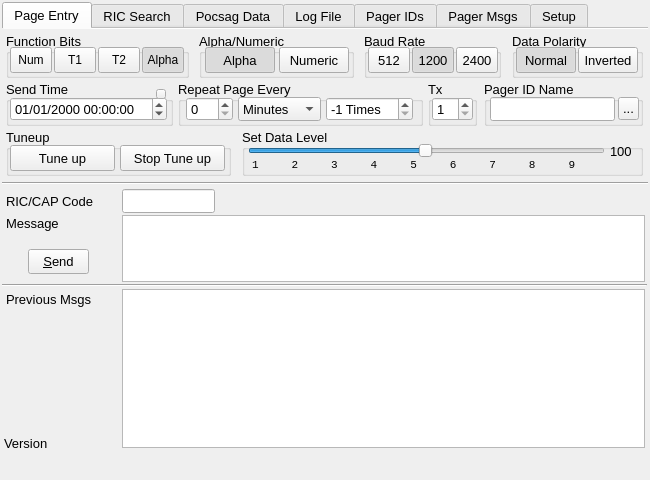
Qt form mainwin.ui (estuans/gascop) before a commit.
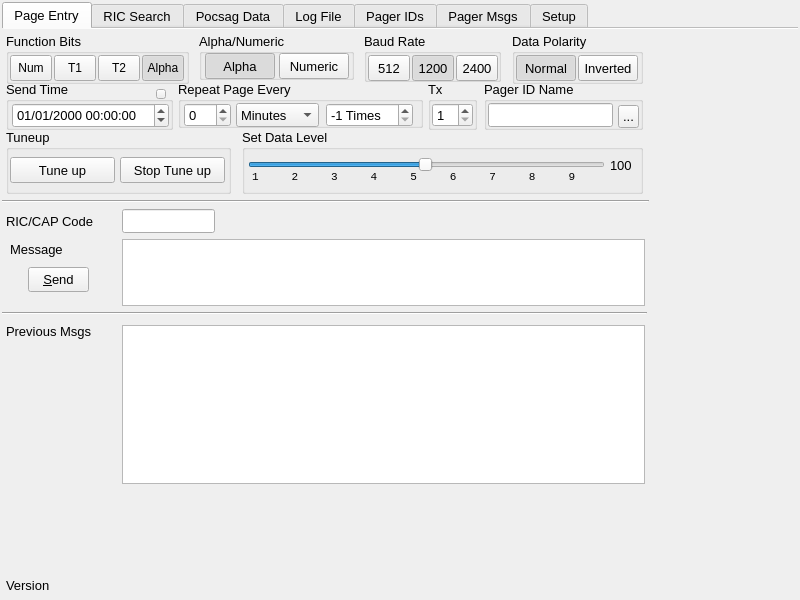
The same form after that commit. The open tabs and pages were chosen to show the change. Icons and pictures are not drawn.

```diff
--- a/mainwin.ui
+++ b/mainwin.ui
@@ -7,8 +7,8 @@
    <rect>
     <x>0</x>
     <y>0</y>
-    <width>650</width>
-    <height>480</height>
+    <width>800</width>
+    <height>600</height>
    </rect>
   </property>
   <property name="minimumSize">
@@ -19,8 +19,8 @@
   </property>
   <property name="maximumSize">
    <size>
-    <width>650</width>
-    <height>480</height>
+    <width>800</width>
+    <height>600</height>
    </size>
   </property>
   <property name="windowTitle">
@@ -38,7 +38,7 @@
     <property name="spacing">
      <number>2</number>
     </property>
-    <item row="0" column="1">
+    <item row="0" column="0">
      <widget class="QTabWidget" name="twMain">
       <property name="enabled">
        <bool>true</bool>
@@ -68,7 +68,7 @@
         <property name="geometry">
          <rect>
           <x>120</x>
-          <y>186</y>
+          <y>210</y>
           <width>523</width>
           <height>67</height>
          </rect>
@@ -91,7 +91,7 @@
         <property name="geometry">
          <rect>
           <x>4</x>
-          <y>164</y>
+          <y>184</y>
           <width>93</width>
           <height>16</height>
          </rect>
@@ -103,8 +103,8 @@
        <widget class="QLabel" name="label_4">
         <property name="geometry">
          <rect>
-          <x>4</x>
-          <y>186</y>
+          <x>8</x>
+          <y>212</y>
           <width>69</width>
           <height>16</height>
          </rect>
@@ -117,7 +117,7 @@
         <property name="geometry">
          <rect>
           <x>120</x>
-          <y>160</y>
+          <y>180</y>
           <width>93</width>
           <height>24</height>
          </rect>
@@ -130,7 +130,7 @@
         <property name="geometry">
          <rect>
           <x>26</x>
-          <y>220</y>
+          <y>238</y>
           <width>61</width>
           <height>25</height>
          </rect>
@@ -143,7 +143,7 @@
         <property name="geometry">
          <rect>
           <x>120</x>
-          <y>260</y>
+          <y>296</y>
           <width>523</width>
           <height>159</height>
          </rect>
@@ -155,7 +155,7 @@
           <x>4</x>
           <y>4</y>
           <width>183</width>
-          <height>45</height>
+          <height>51</height>
          </rect>
         </property>
         <property name="title">
@@ -168,7 +168,7 @@
          <property name="geometry">
           <rect>
            <x>4</x>
-           <y>14</y>
+           <y>22</y>
            <width>42</width>
            <height>26</height>
           </rect>
@@ -201,7 +201,7 @@
          <property name="geometry">
           <rect>
            <x>48</x>
-           <y>14</y>
+           <y>22</y>
            <width>42</width>
            <height>26</height>
           </rect>
@@ -228,7 +228,7 @@
          <property name="geometry">
           <rect>
            <x>92</x>
-           <y>14</y>
+           <y>22</y>
            <width>42</width>
            <height>26</height>
           </rect>
@@ -255,7 +255,7 @@
          <property name="geometry">
           <rect>
            <x>136</x>
-           <y>14</y>
+           <y>22</y>
            <width>42</width>
            <height>26</height>
           </rect>
@@ -285,7 +285,7 @@
           <x>362</x>
           <y>4</y>
           <width>137</width>
-          <height>45</height>
+          <height>49</height>
          </rect>
         </property>
         <property name="title">
@@ -295,7 +295,7 @@
          <property name="geometry">
           <rect>
            <x>4</x>
-           <y>14</y>
+           <y>22</y>
            <width>42</width>
            <height>26</height>
           </rect>
@@ -314,7 +314,7 @@
          <property name="geometry">
           <rect>
            <x>92</x>
-           <y>14</y>
+           <y>22</y>
            <width>42</width>
            <height>26</height>
           </rect>
@@ -333,7 +333,7 @@
          <property name="geometry">
           <rect>
            <x>48</x>
-           <y>14</y>
+           <y>22</y>
            <width>42</width>
            <height>26</height>
           </rect>
@@ -358,7 +358,7 @@
           <x>197</x>
           <y>4</y>
           <width>155</width>
-          <height>45</height>
+          <height>47</height>
          </rect>
         </property>
         <property name="title">
@@ -368,7 +368,7 @@
          <property name="geometry">
           <rect>
            <x>6</x>
-           <y>14</y>
+           <y>20</y>
            <width>70</width>
            <height>26</height>
           </rect>
@@ -390,7 +390,7 @@
          <property name="geometry">
           <rect>
            <x>80</x>
-           <y>14</y>
+           <y>20</y>
            <width>70</width>
            <height>26</height>
           </rect>
@@ -412,7 +412,7 @@
           <x>510</x>
           <y>4</y>
           <width>131</width>
-          <height>45</height>
+          <height>51</height>
          </rect>
         </property>
         <property name="title">
@@ -422,7 +422,7 @@
          <property name="geometry">
           <rect>
            <x>4</x>
-           <y>14</y>
+           <y>22</y>
            <width>60</width>
            <height>26</height>
           </rect>
@@ -444,7 +444,7 @@
          <property name="geometry">
           <rect>
            <x>66</x>
-           <y>14</y>
+           <y>22</y>
            <width>60</width>
            <height>26</height>
           </rect>
@@ -466,7 +466,7 @@
           <x>4</x>
           <y>100</y>
           <width>225</width>
-          <height>47</height>
+          <height>65</height>
          </rect>
         </property>
         <property name="title">
@@ -476,7 +476,7 @@
          <property name="geometry">
           <rect>
            <x>4</x>
-           <y>16</y>
+           <y>28</y>
            <width>105</width>
            <height>26</height>
           </rect>
@@ -489,7 +489,7 @@
          <property name="geometry">
           <rect>
            <x>114</x>
-           <y>16</y>
+           <y>28</y>
            <width>105</width>
            <height>26</height>
           </rect>
@@ -505,7 +505,7 @@
           <x>240</x>
           <y>100</y>
           <width>401</width>
-          <height>47</height>
+          <height>65</height>
          </rect>
         </property>
         <property name="title">
@@ -515,7 +515,7 @@
          <property name="geometry">
           <rect>
            <x>6</x>
-           <y>12</y>
+           <y>26</y>
            <width>357</width>
            <height>20</height>
           </rect>
@@ -549,7 +549,7 @@
          <property name="geometry">
           <rect>
            <x>10</x>
-           <y>28</y>
+           <y>40</y>
            <width>349</width>
            <height>16</height>
           </rect>
@@ -569,7 +569,7 @@
          <property name="geometry">
           <rect>
            <x>368</x>
-           <y>14</y>
+           <y>28</y>
            <width>29</width>
            <height>16</height>
           </rect>
@@ -583,7 +583,7 @@
         <property name="geometry">
          <rect>
           <x>4</x>
-          <y>262</y>
+          <y>294</y>
           <width>101</width>
           <height>16</height>
          </rect>
@@ -596,7 +596,7 @@
         <property name="geometry">
          <rect>
           <x>-2</x>
-          <y>248</y>
+          <y>276</y>
           <width>647</width>
           <height>16</height>
          </rect>
@@ -609,7 +609,7 @@
         <property name="geometry">
          <rect>
           <x>0</x>
-          <y>146</y>
+          <y>164</y>
           <width>647</width>
           <height>16</height>
          </rect>
@@ -621,8 +621,8 @@
        <widget class="QLabel" name="verLabel">
         <property name="geometry">
          <rect>
-          <x>2</x>
-          <y>406</y>
+          <x>4</x>
+          <y>548</y>
           <width>119</width>
           <height>16</height>
          </rect>
@@ -637,7 +637,7 @@
           <x>176</x>
           <y>52</y>
           <width>245</width>
-          <height>45</height>
+          <height>47</height>
          </rect>
         </property>
         <property name="title">
@@ -646,8 +646,8 @@
         <widget class="QSpinBox" name="sbPeriodQty">
          <property name="geometry">
           <rect>
-           <x>8</x>
-           <y>16</y>
+           <x>6</x>
+           <y>22</y>
            <width>47</width>
            <height>24</height>
           </rect>
@@ -659,8 +659,8 @@
         <widget class="QComboBox" name="cbPeriod">
          <property name="geometry">
           <rect>
-           <x>60</x>
-           <y>16</y>
+           <x>58</x>
+           <y>22</y>
            <width>83</width>
            <height>24</height>
           </rect>
@@ -700,7 +700,7 @@
          <property name="geometry">
           <rect>
            <x>148</x>
-           <y>16</y>
+           <y>22</y>
            <width>87</width>
            <height>24</height>
           </rect>
@@ -722,7 +722,7 @@
           <x>4</x>
           <y>52</y>
           <width>167</width>
-          <height>45</height>
+          <height>49</height>
          </rect>
         </property>
         <property name="title">
@@ -731,10 +731,10 @@
         <widget class="QDateTimeEdit" name="dtSendTime">
          <property name="geometry">
           <rect>
-           <x>4</x>
-           <y>16</y>
+           <x>6</x>
+           <y>22</y>
            <width>157</width>
-           <height>24</height>
+           <height>25</height>
           </rect>
          </property>
          <property name="wrapping">
@@ -770,7 +770,7 @@
           <x>426</x>
           <y>52</y>
           <width>49</width>
-          <height>45</height>
+          <height>49</height>
          </rect>
         </property>
         <property name="title">
@@ -780,7 +780,7 @@
          <property name="geometry">
           <rect>
            <x>4</x>
-           <y>16</y>
+           <y>22</y>
            <width>41</width>
            <height>24</height>
           </rect>
@@ -799,7 +799,7 @@
           <x>482</x>
           <y>52</y>
           <width>159</width>
-          <height>45</height>
+          <height>49</height>
          </rect>
         </property>
         <property name="title">
@@ -808,8 +808,8 @@
         <widget class="QLineEdit" name="lePagerName">
          <property name="geometry">
           <rect>
-           <x>6</x>
-           <y>16</y>
+           <x>4</x>
+           <y>22</y>
            <width>125</width>
            <height>24</height>
           </rect>
@@ -819,7 +819,7 @@
          <property name="geometry">
           <rect>
            <x>134</x>
-           <y>16</y>
+           <y>24</y>
            <width>21</width>
            <height>23</height>
           </rect>
```
Left out of the diff: 96 changed lines with no effect on the pictures.
